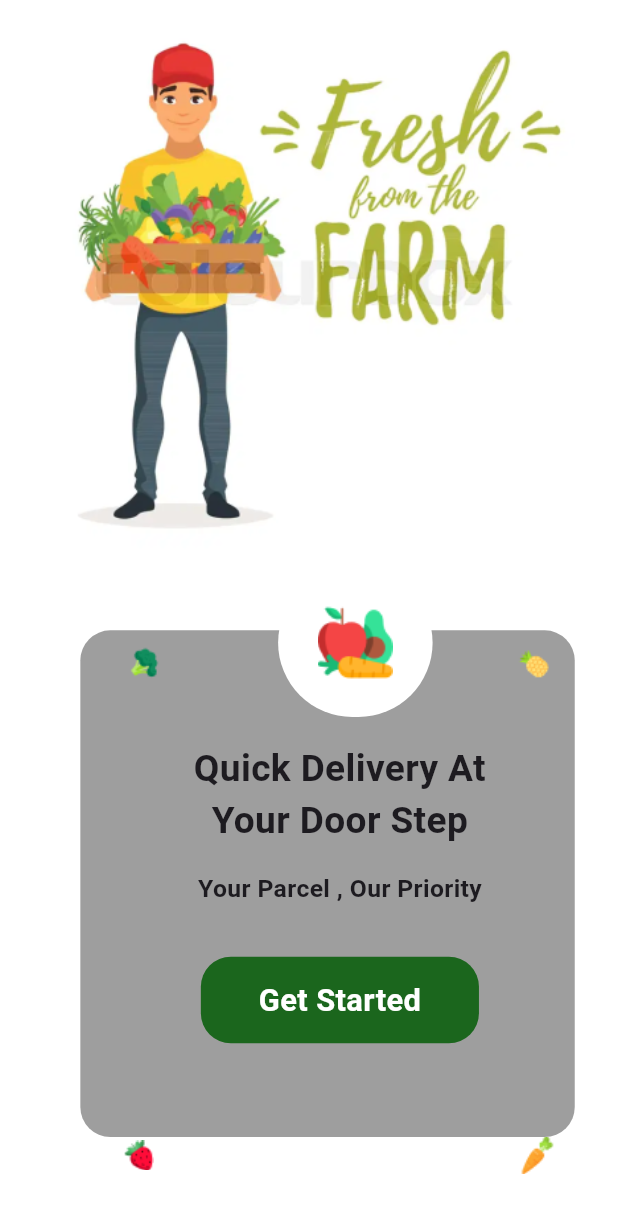
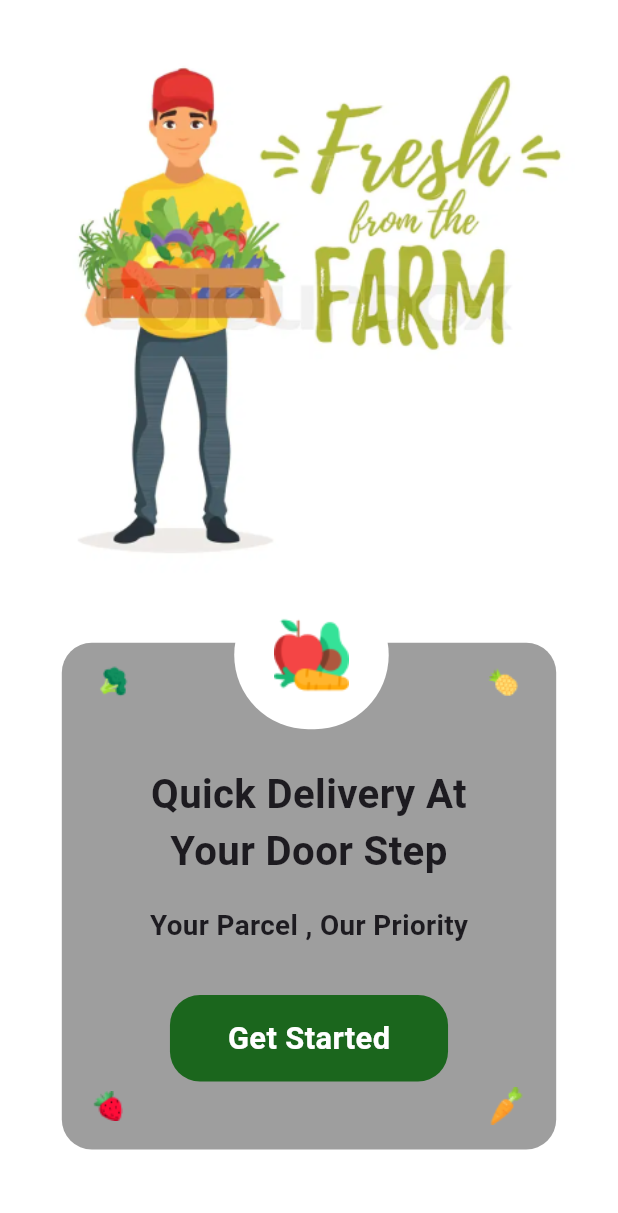
Before and after one commit to Prathamdelxn/purelyFarm-app, a Flutter app: the screen it shows after launch, on a phone screen of 412 x 824 dp. Shown: the top 1213 px of the screen. Run offline on Flutter 3.47's test engine with Material 3 defaults, Android fonts, the phone set to English and light mode, and no system bars; our stand-ins replace flutter_otp_text_field, flutter_svg, sticky_headers.

Commit message:
Landing Page Final

```diff
--- a/lib/landingpage.dart
+++ b/lib/landingpage.dart
@@ -16,8 +16,9 @@ class _LandingpageState extends State<Landingpage> {
     return Scaffold(
       backgroundColor: Colors.white,
       body: Column(
-        crossAxisAlignment: CrossAxisAlignment.center,
+        mainAxisAlignment: MainAxisAlignment.center,
         children: [
+          SizedBox(height: size.height * 0.02),
           Image.asset(
             "assets/image.png",
             width: size.width,
@@ -26,13 +27,13 @@ class _LandingpageState extends State<Landingpage> {
           ),
           Expanded(
             child: SizedBox(
-              height: size.height * 0.4,
-              width: size.width * 0.9,
+              height: size.height,
+              width: size.width,
               child: Stack(
                 children: [
                   Positioned(
-                    top: size.height * 0.06,
-                    left: size.width * 0.08,
+                    top: size.height * 0.05,
+                    left: size.width * 0.1,
                     child: Container(
                       height: size.height * 0.41,
                       width: size.width * 0.8,
@@ -43,7 +44,7 @@ class _LandingpageState extends State<Landingpage> {
                     ),
                   ),
                   Positioned(
-                    top: size.height * 0.07,
+                    top: size.height * 0.065,
                     left: size.width * 0.15,
                     child: SizedBox(
                       width: size.width * 0.7,
@@ -57,7 +58,7 @@ class _LandingpageState extends State<Landingpage> {
                     ),
                   ),
                   Positioned(
-                    bottom: size.height * 0.05,
+                    bottom: size.height * 0.09,
                     left: size.width * 0.15,
                     child: SizedBox(
                       width: size.width * 0.7,
@@ -71,8 +72,8 @@ class _LandingpageState extends State<Landingpage> {
                     ),
                   ),
                   Positioned(
-                    top: size.height * 0.01,
-                    left: size.width * 0.4,
+                    // top: size.height * 0.01,
+                    left: size.width * 0.379,
                     child: Container(
                       height: size.height * 0.12,
                       width: size.width * 0.25,
@@ -95,7 +96,7 @@ class _LandingpageState extends State<Landingpage> {
                           Text(
                             "Quick Delivery At Your Door Step",
                             style: TextStyle(
-                              fontSize: size.width * 0.06,
+                              fontSize: size.width * 0.065,
                               fontWeight: FontWeight.w600,
                             ),
                             textAlign: TextAlign.center,
@@ -106,7 +107,7 @@ class _LandingpageState extends State<Landingpage> {
                           Text(
                             "Your Parcel , Our Priority",
                             style: TextStyle(
-                              fontSize: size.width * 0.04,
+                              fontSize: size.width * 0.045,
                               fontWeight: FontWeight.w600,
                             ),
                           ),
```
Also changed, not shown: 1 other file.
